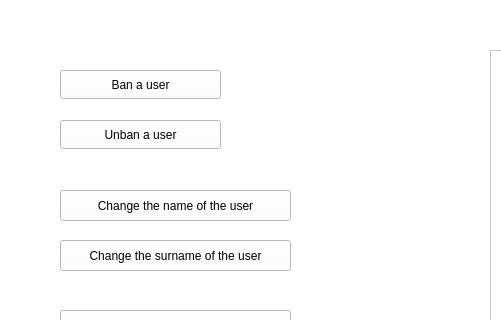
Before: the Qt Designer form mainwindow.ui in KsaweryL/Qt-bank, drawn with Qt 5; both pictures show x 0 to 501 and y 0 to 320 of the 816 by 565 pixel window.
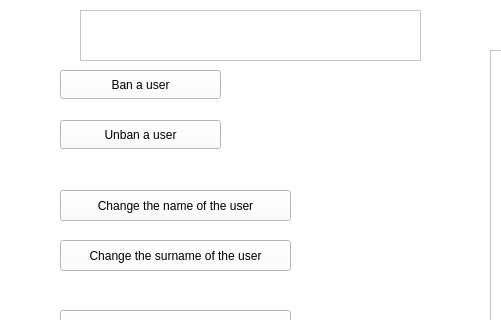
After: the same form once the commit is applied. The open tabs and pages were chosen to show the change.

Diff of the .ui file:
```diff
--- a/mainwindow.ui
+++ b/mainwindow.ui
@@ -814,6 +814,16 @@
        <string>Change the password of the user</string>
       </property>
      </widget>
+     <widget class="QTextBrowser" name="textBrowser_3">
+      <property name="geometry">
+       <rect>
+        <x>80</x>
+        <y>20</y>
+        <width>341</width>
+        <height>51</height>
+       </rect>
+      </property>
+     </widget>
     </widget>
    </widget>
   </widget>
```
Left out of the diff: 10 changed lines with no effect on the pictures.
